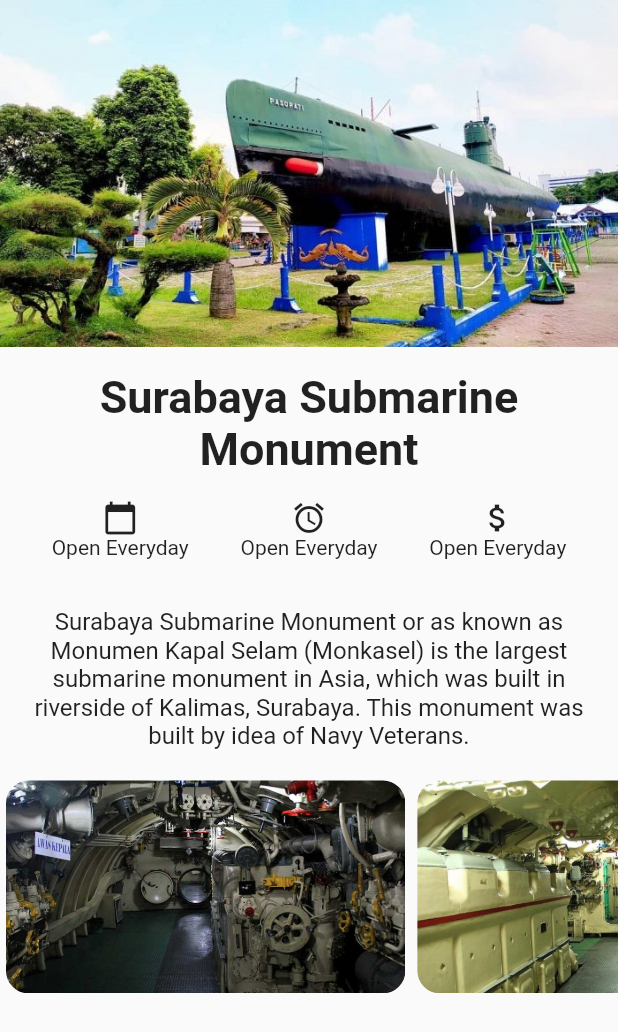
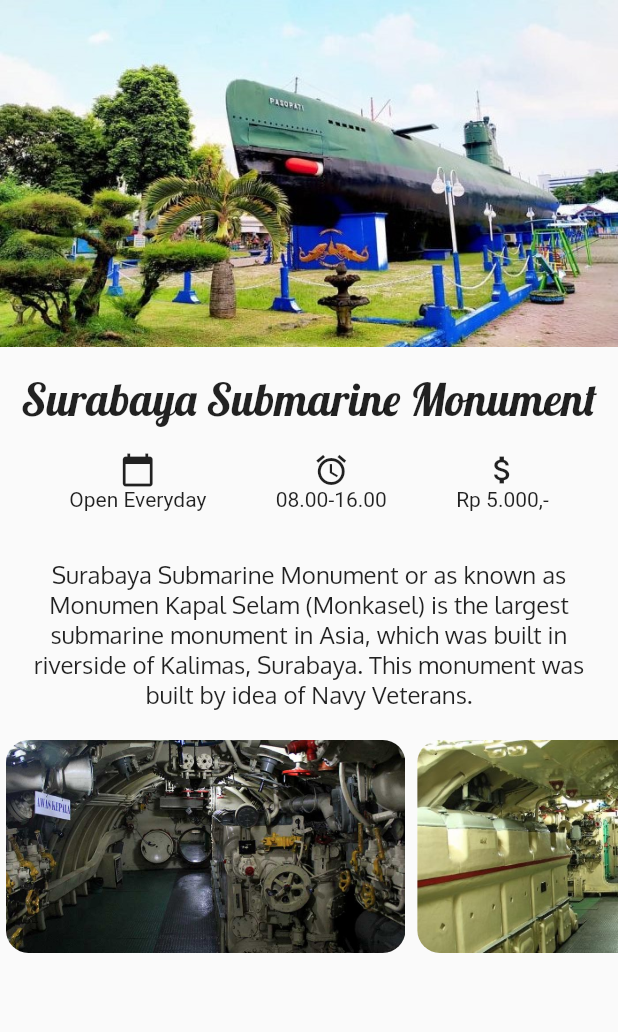
Before and after one commit to bayuhnm/practice_flutter, a Flutter app: the screen it shows after launch, on a phone screen of 412 x 824 dp. Shown: the top 1032 px of the screen. Run offline on Flutter 3.47's test engine with Material 2 defaults, Android fonts, the phone set to English and light mode, and no system bars.

Commit message:
Add custom font

```diff
--- a/lib/detail_screen.dart
+++ b/lib/detail_screen.dart
@@ -34,7 +34,7 @@ class DetailScreen extends StatelessWidget {
                 textAlign: TextAlign.center,
                 style: TextStyle(
                   fontSize: 30,
-                  fontWeight: FontWeight.bold,
+                  fontFamily: 'Lobster',
                 ),
               ),
             ),
@@ -52,13 +52,13 @@ class DetailScreen extends StatelessWidget {
                   Column(
                     children: [
                       Icon(Icons.alarm),
-                      Text('Open Everyday'),
+                      Text('08.00-16.00'),
                     ],
                   ),
                   Column(
                     children: [
                       Icon(Icons.attach_money),
-                      Text('Open Everyday'),
+                      Text('Rp 5.000,-'),
                     ],
                   )
                 ],
@@ -69,7 +69,10 @@ class DetailScreen extends StatelessWidget {
               child: Text(
                 'Surabaya Submarine Monument or as known as Monumen Kapal Selam (Monkasel) is the largest submarine monument in Asia, which was built in riverside of Kalimas, Surabaya. This monument was built by idea of Navy Veterans.',
                 textAlign: TextAlign.center,
-                style: TextStyle(fontSize: 16),
+                style: TextStyle(
+                  fontSize: 16,
+                  fontFamily: 'Oxygen',
+                ),
               ),
             ),
             Container(
```
Also changed, not shown: pubspec.yaml (+8 -1 lines), assets/fonts/Lobster-Regular.ttf (added), assets/fonts/Oxygen-Regular.ttf (added).
